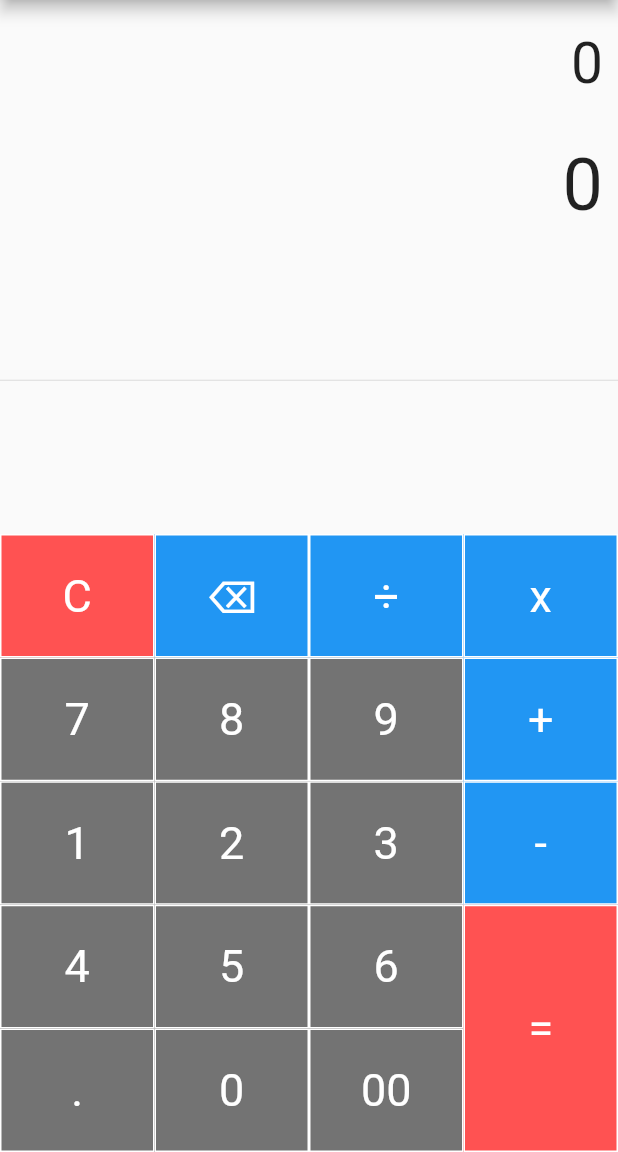
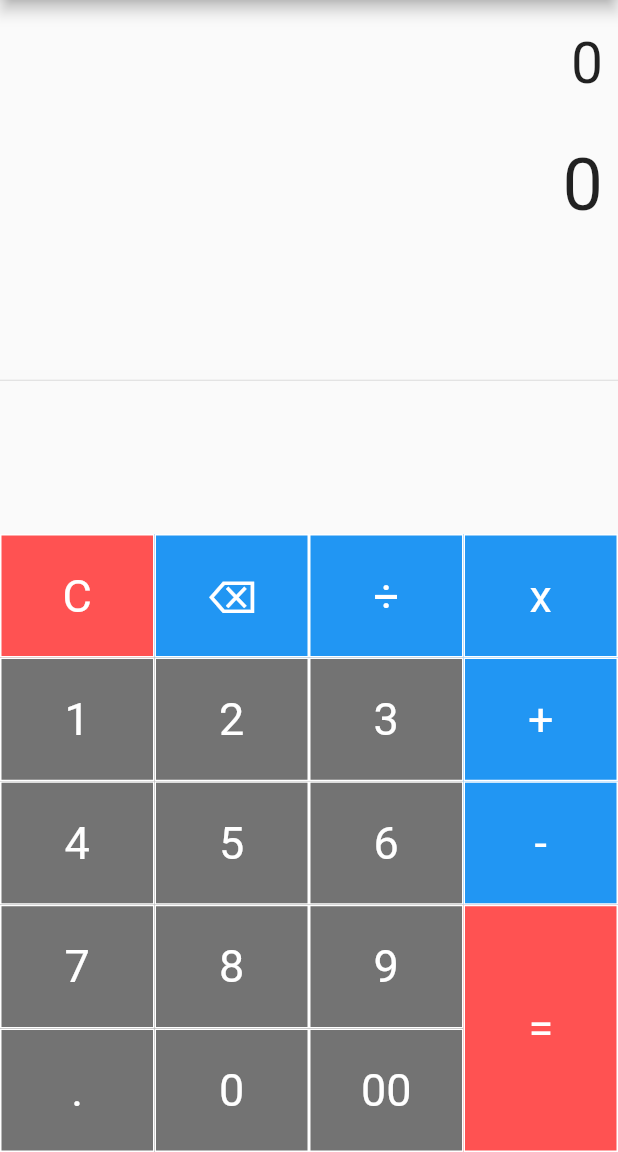
Before and after one commit to haikelz/simple_calculator, a Flutter app: the screen it shows after launch, on a phone screen of 412 x 824 dp, the part 84-1236 px from its top. Run offline on Flutter 3.47's test engine with Material 2 defaults, Android fonts, the phone set to English and light mode, and no system bars; our stand-ins replace math_expressions.

Commit message:
Perubahan kecil

```diff
--- a/lib/main.dart
+++ b/lib/main.dart
@@ -127,11 +127,6 @@ class _SimpleCalculatorState extends State<SimpleCalculator> {
                     buildButton("÷", 1, Colors.blue),
                   ]),
                   TableRow(children: [
-                    buildButton("7", 1, Colors.black54),
-                    buildButton("8", 1, Colors.black54),
-                    buildButton("9", 1, Colors.black54),
-                  ]),
-                  TableRow(children: [
                     buildButton("1", 1, Colors.black54),
                     buildButton("2", 1, Colors.black54),
                     buildButton("3", 1, Colors.black54),
@@ -140,6 +135,11 @@ class _SimpleCalculatorState extends State<SimpleCalculator> {
                     buildButton("4", 1, Colors.black54),
                     buildButton("5", 1, Colors.black54),
                     buildButton("6", 1, Colors.black54),
+                  ]),
+                  TableRow(children: [
+                    buildButton("7", 1, Colors.black54),
+                    buildButton("8", 1, Colors.black54),
+                    buildButton("9", 1, Colors.black54),
                   ]),
                   TableRow(children: [
                     buildButton(".", 1, Colors.black54),
```
